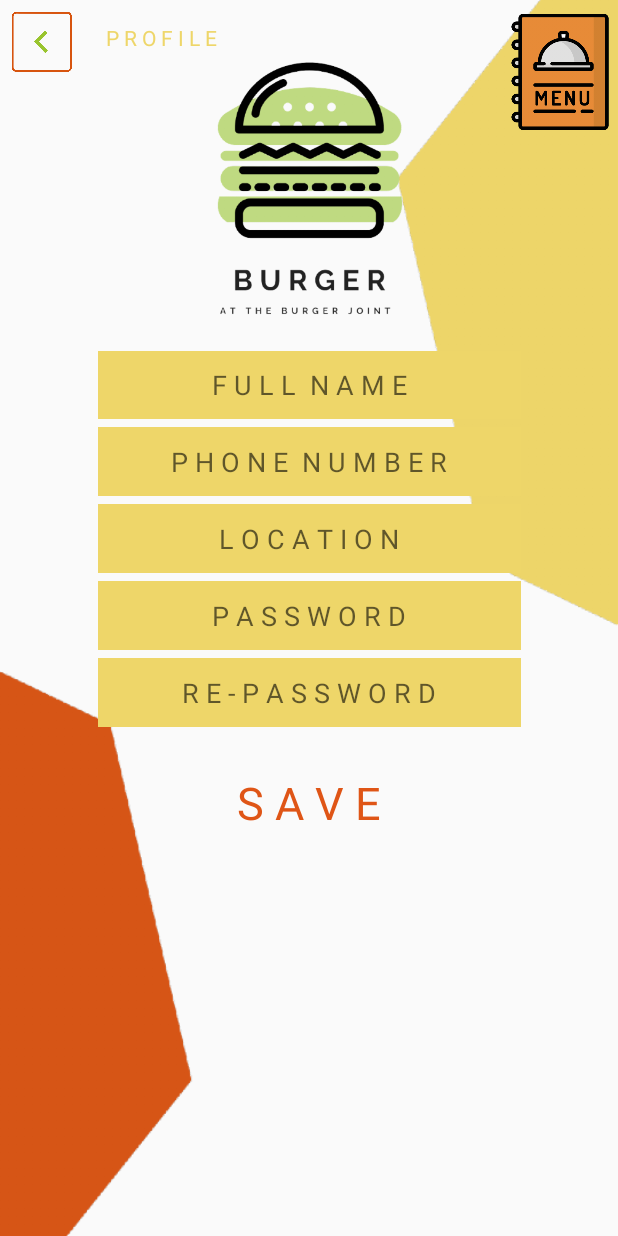
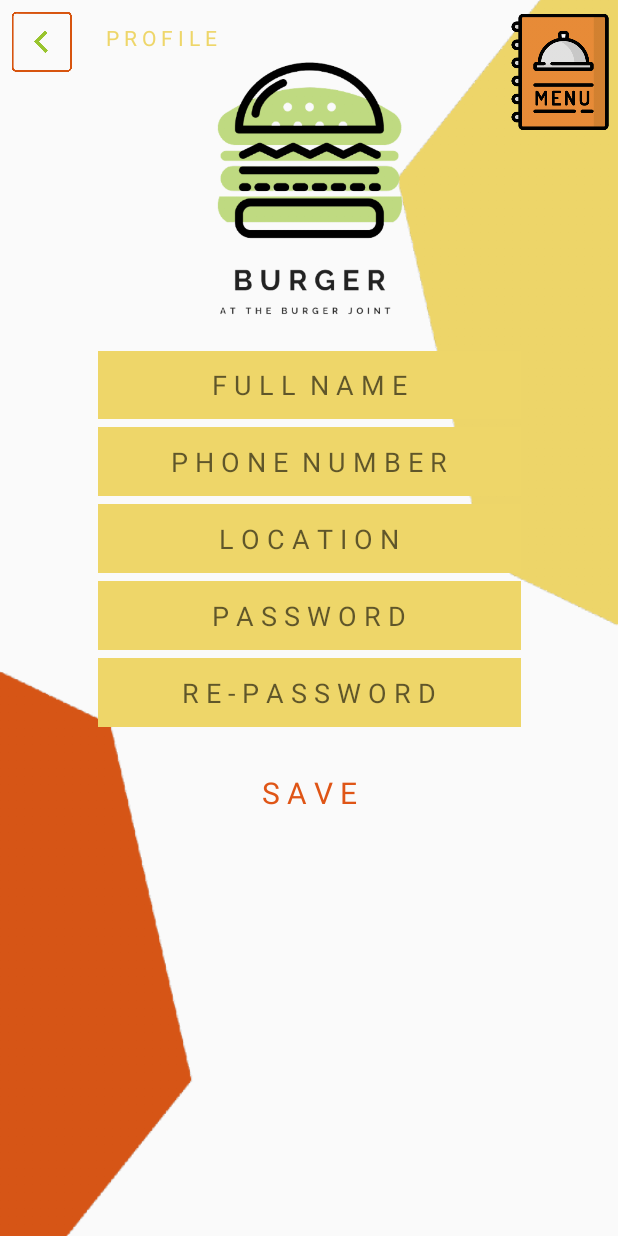
Before and after one commit to tasbeeh98/I_Burger_App, an Android app: the Profile screen opened directly, with no data from a screen before it, on a phone screen of 412 x 824 dp. Run offline under Robolectric (Android 15) with nearby library versions, the phone set to English and light mode, and no system bars; our stand-ins replace Firebase (no records; nobody signed in at launch, a user with empty details on screens opened directly).

Commit message:
last one final Commit

```diff
--- a/app/src/main/res/layout/activity_profile.xml
+++ b/app/src/main/res/layout/activity_profile.xml
@@ -143,7 +143,7 @@
         android:layout_marginTop="30dp"
         android:text="S A V E"
         android:textColor="#dF5516"
-        android:textSize="30sp"
+        android:textSize="20sp"
         app:layout_constraintEnd_toEndOf="parent"
         app:layout_constraintStart_toStartOf="parent"
         app:layout_constraintTop_toBottomOf="@+id/rePassword" />
```
